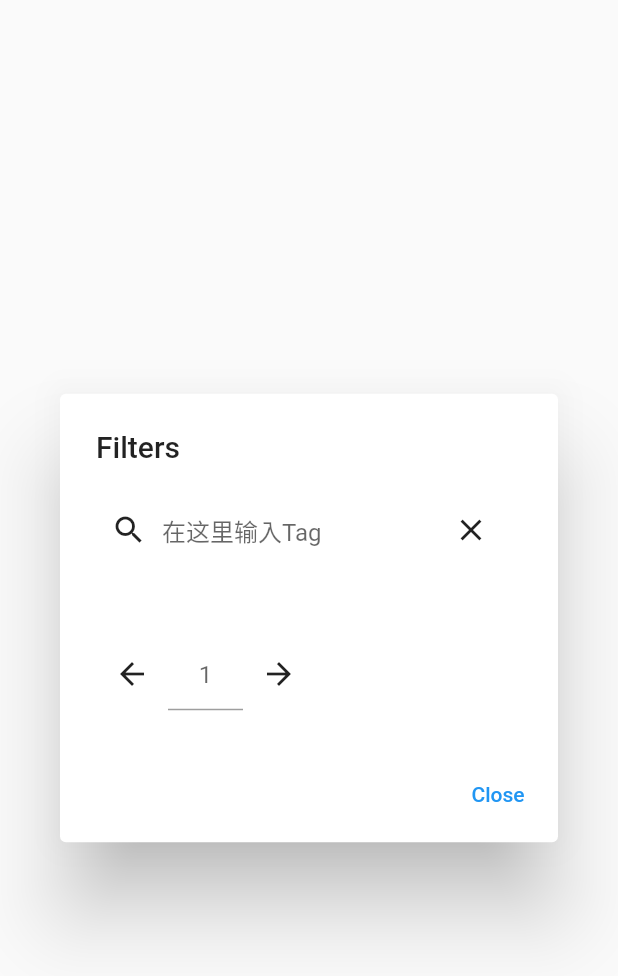
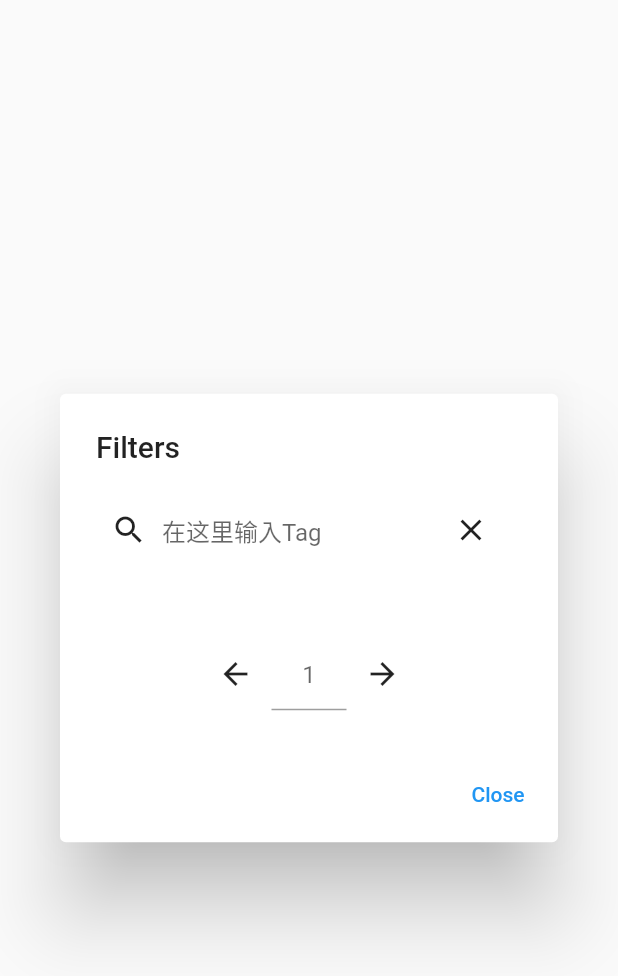
Before and after one commit to crosage/pixivlib_helper, a Flutter app: the TagListDialog widget shown alone on an empty page, opened directly, on a phone screen of 412 x 824 dp. Shown: the top 976 px of the screen. Run offline on Flutter 3.47's test engine with Material 2 defaults, Android fonts, the phone set to English and light mode, and no system bars; network calls fail.

Commit message:
fix : TagListDialog底部页数Row套错地了）

```diff
--- a/application/lib/TagListDialog.dart
+++ b/application/lib/TagListDialog.dart
@@ -75,6 +75,7 @@ class _TagListDialogState extends State<TagListDialog> {
                     children: filterChips,
                   ),
                   Row(
+                    mainAxisAlignment: MainAxisAlignment.center,
                     children: [
                       IconButton(
                           onPressed: _lastPage, icon: Icon(Icons.arrow_back)),
@@ -93,13 +94,9 @@ class _TagListDialogState extends State<TagListDialog> {
                               });
                             },
                           )),
-                      Row(
-                          mainAxisAlignment: MainAxisAlignment.center,
-                          children: [
-                            IconButton(
-                                onPressed: _nextPage,
-                                icon: Icon(Icons.arrow_forward))
-                          ]),
+                      IconButton(
+                          onPressed: _nextPage,
+                          icon: Icon(Icons.arrow_forward)),
                     ],
                   )
                 ]);
```
